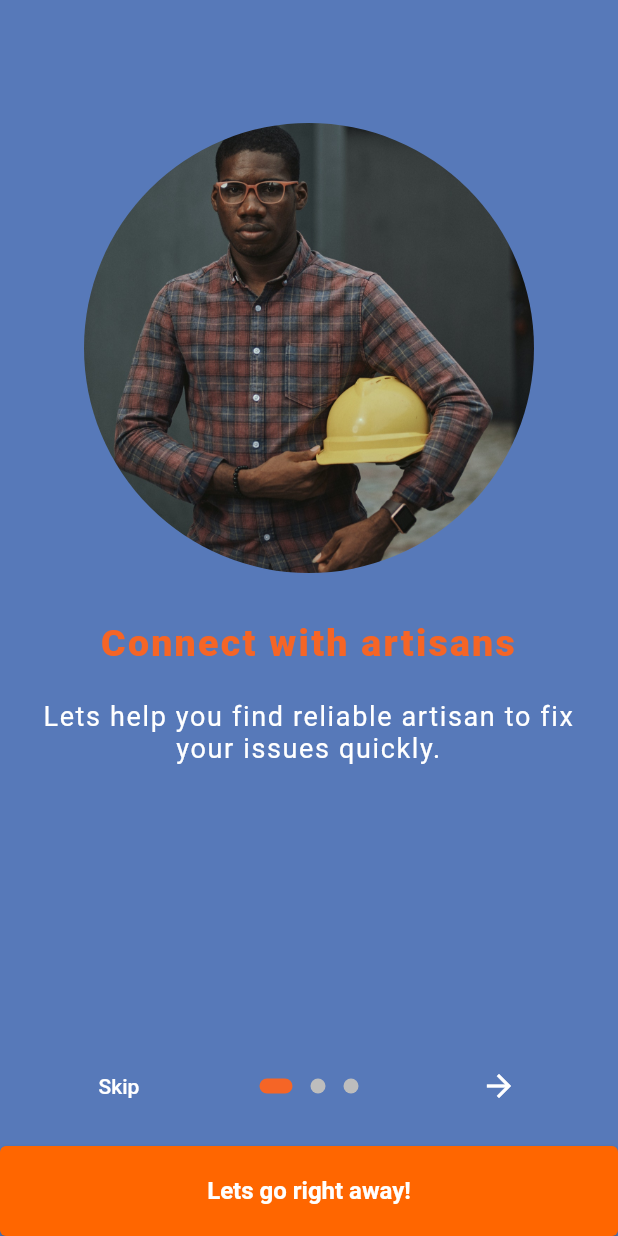
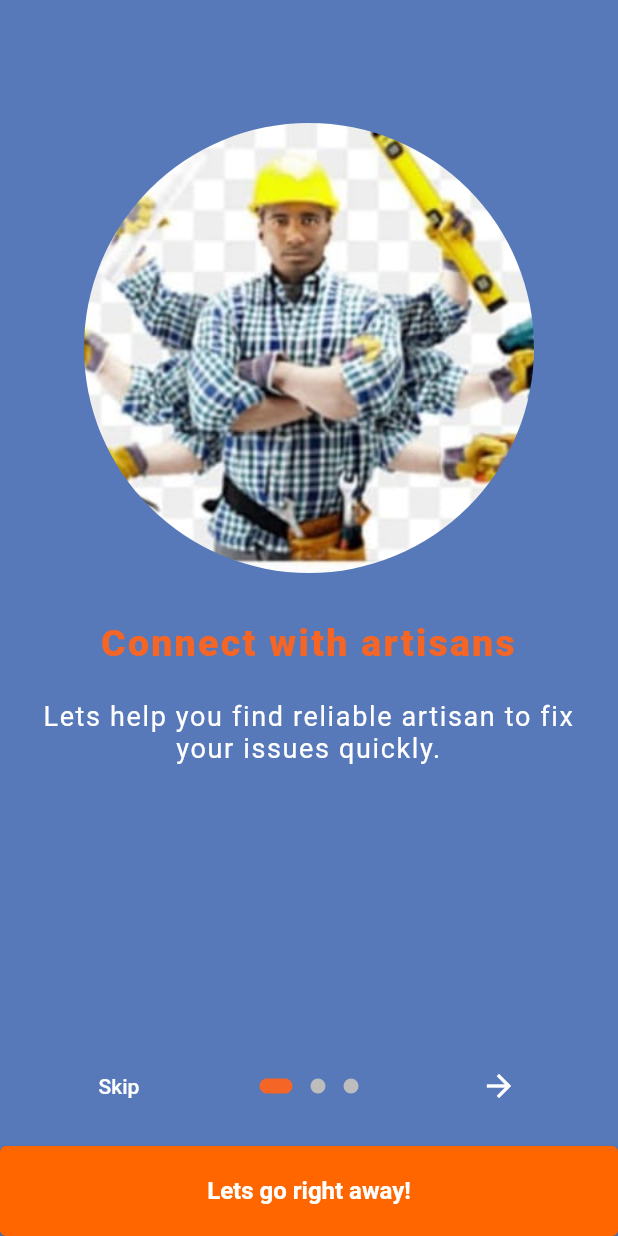
Before and after one commit to preciousemmanuel/intec-mobile, a Flutter app: the screen it shows after launch, on a phone screen of 412 x 824 dp. Run offline on Flutter 3.47's test engine with Material 2 defaults, Android fonts, the phone set to English and light mode, and no system bars; drawn by our look-alikes of introduction_screen; our stand-ins replace cloud_firestore, firebase_auth, firebase_core, firebase_database, firebase_messaging, firebase_storage and 8 more; missing offline and left inert: dart_geohash, flutter_paystack, flutter_polyline_points, geocode, google_geocoding, webview_flutter_android and 1 more; accounts and stored records are empty; Roboto replaces fonts that are missing (QuickSand); project files that could hold a hidden picture were left out.

```diff
--- a/lib/screens/onboarding_screen.dart
+++ b/lib/screens/onboarding_screen.dart
@@ -70,21 +70,21 @@ class _OnboardingScreenState extends State<OnboardingScreen> {
           PageViewModel(
               title: "Connect with artisans",
               body: "Lets help you find reliable artisan to fix your issues quickly.",
-              image: _buildImage(context,"slide_one.jpg"),
+              image: _buildImage(context,"slide_one.jpeg"),
               decoration: pageDecoration
               ),
 
               PageViewModel(
               title: "Truck Service",
               body: "Have your waste dispose swiftly? Look no further our Truck call-up service is all you need.",
-              image: _buildImage(context,"slide_two.jpg"),
+              image: _buildImage(context,"slide_two.jpeg"),
               decoration: pageDecoration
               ),
 
                PageViewModel(
               title: "Connect with Suppliers?",
               body: "We got you covered! we provide you with materials suppliers network to match your needs.",
-              image: _buildImage(context,"slide_three.jpg"),
+              image: _buildImage(context,"slide_three.jpeg"),
               decoration: pageDecoration
               )
         ],
```
